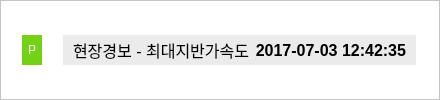
Before: the Qt Designer form pgainfo.ui in hayoungdaddy/KGOM_Replayer, drawn with Qt 5.
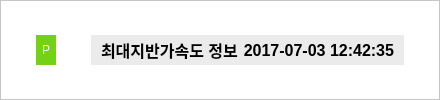
After: the same form once the commit is applied.

What changed in the file:
```diff
--- a/pgainfo.ui
+++ b/pgainfo.ui
@@ -243,15 +243,15 @@
                  <property name="font">
                   <font>
                    <pointsize>12</pointsize>
-                   <weight>50</weight>
-                   <bold>false</bold>
+                   <weight>75</weight>
+                   <bold>true</bold>
                   </font>
                  </property>
                  <property name="styleSheet">
                   <string notr="true"/>
                  </property>
                  <property name="text">
-                  <string>현장경보 - 최대지반가속도</string>
+                  <string>최대지반가속도 정보</string>
                  </property>
                 </widget>
                </item>
```
